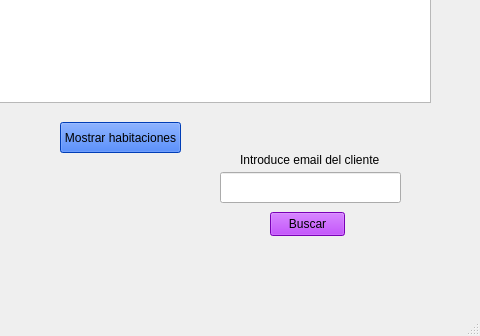
smorcor744/pyQT, file habitacion/habitaciones.ui: the form before one commit; both pictures show x 570 to 1050 and y 388 to 724 of the 1050 by 724 pixel window.
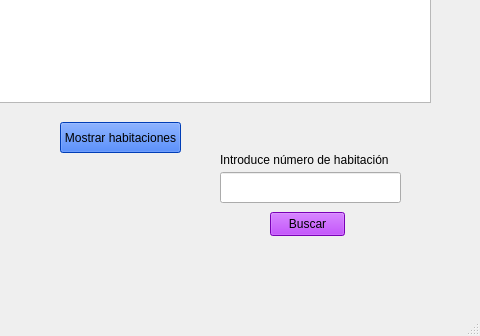
The form after the commit. Icons and pictures are not drawn.

```diff
--- a/habitacion/habitaciones.ui
+++ b/habitacion/habitaciones.ui
@@ -291,14 +291,14 @@
    <widget class="QLabel" name="label_9">
     <property name="geometry">
      <rect>
-      <x>810</x>
+      <x>790</x>
       <y>540</y>
-      <width>141</width>
+      <width>171</width>
       <height>16</height>
      </rect>
     </property>
     <property name="text">
-     <string>Introduce email del cliente</string>
+     <string>Introduce número de habitación</string>
     </property>
    </widget>
    <widget class="QPushButton" name="bt_buscar_habitacion">
```
Left out of the diff: 4 changed lines with no effect on the pictures.
